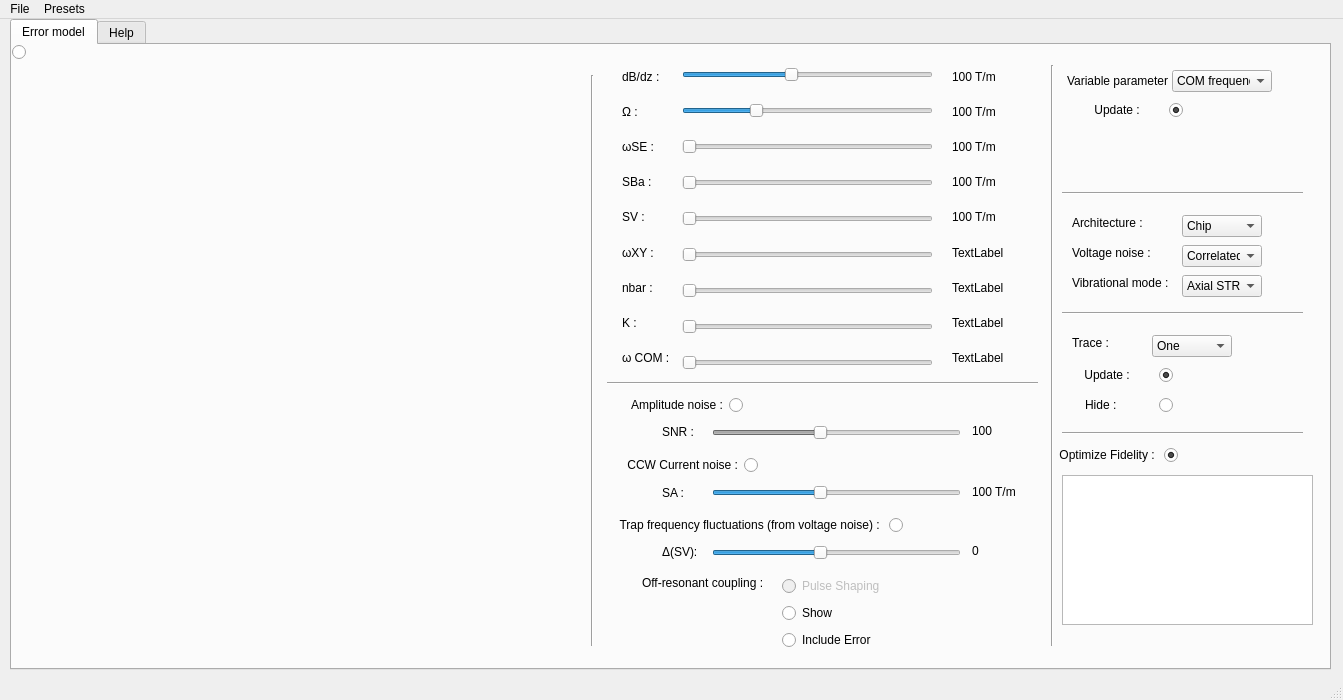
This is hydra/window.ui in PetrosZantis13/Noise_IQT as Qt 5 draws it before an edit. The edited form follows.
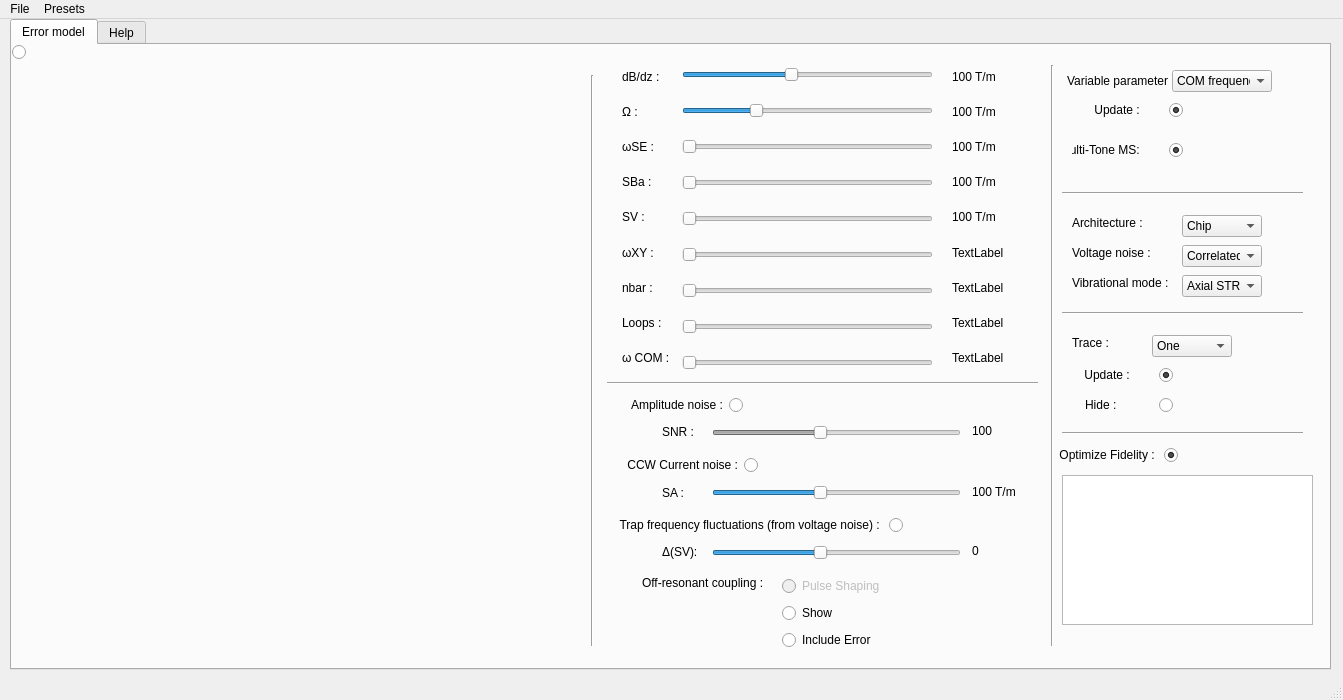
This is the edited form. Custom widgets are drawn as their Qt base class.

The edit to the form file:
```diff
--- a/hydra/window.ui
+++ b/hydra/window.ui
@@ -286,7 +286,7 @@
        <item>
         <widget class="QLabel" name="label_17">
          <property name="text">
-          <string>K :</string>
+          <string>Loops :</string>
          </property>
         </widget>
        </item>
@@ -736,6 +736,31 @@
        <bool>false</bool>
       </property>
      </widget>
+     <widget class="QRadioButton" name="radioBtnMTMS">
+      <property name="enabled">
+       <bool>true</bool>
+      </property>
+      <property name="geometry">
+       <rect>
+        <x>1060</x>
+        <y>95</y>
+        <width>111</width>
+        <height>20</height>
+       </rect>
+      </property>
+      <property name="layoutDirection">
+       <enum>Qt::RightToLeft</enum>
+      </property>
+      <property name="text">
+       <string>Multi-Tone MS:       </string>
+      </property>
+      <property name="checked">
+       <bool>true</bool>
+      </property>
+      <property name="autoExclusive">
+       <bool>false</bool>
+      </property>
+     </widget>
      <widget class="Line" name="line_5">
       <property name="geometry">
        <rect>
```
Left out of the diff: 2 changed lines with no effect on the pictures.
